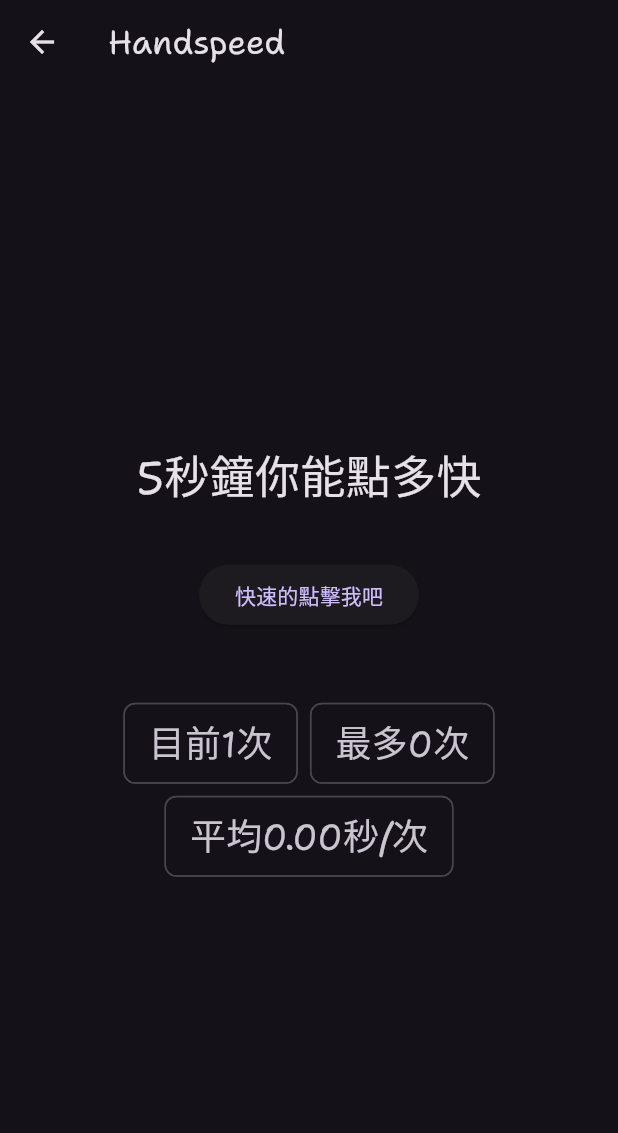
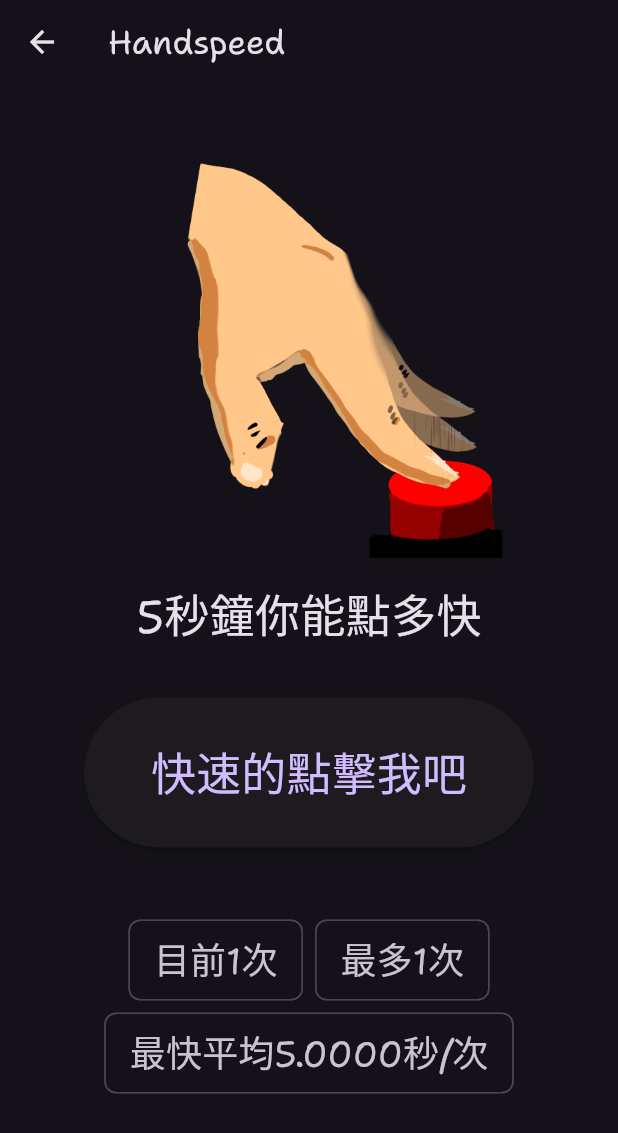
Before and after one commit to XunZhang-anson/website, a Flutter app: the HandspeedPage screen opened by its route, after a tap on "快速的點擊我吧", on a phone screen of 412 x 824 dp. Shown: the top 1133 px of the screen. Run offline on Flutter 3.47's test engine with Material 2 defaults, Android fonts, the phone set to English and light mode, and no system bars; our stand-ins replace animated_text_kit; project files that could hold a hidden picture were left out.

Commit message:
handspeed add image 基本上完成

```diff
--- a/lib/pages/handspeed.dart
+++ b/lib/pages/handspeed.dart
@@ -17,14 +17,28 @@ class _HandspeedPageState extends State<HandspeedPage> {
         appBar: AppBar(
           title: const Text('Handspeed'),
         ),
-      body: Center(
+        body: SingleChildScrollView(
+          child: Center(
+            child: Container(
+              constraints: BoxConstraints(
+                maxWidth: 640.0,
+              ),
+              padding: const EdgeInsets.all(16.0),
               child: Column(
               mainAxisAlignment: MainAxisAlignment.center,
-          children: [
-            const Text('5秒鐘你能點多快',style: TextStyle(fontSize: 30.0)),
+              children: <Widget>[
+                ClipRRect(
+                    child: Image.asset('assets/images/handspeedimage.png',
+                        width: 300, height: 300)),
+                const SizedBox(height: 16.0),
+                const Text('5秒鐘你能點多快', style: TextStyle(fontSize: 30.0)),
                 const SizedBox(height: 32.0),
-            ElevatedButton(
-              child: Text("快速的點擊我吧"),
+                SizedBox(
+                  width: 300,
+                  height: 100,
+                  child: ElevatedButton(
+                  child: Text("快速的點擊我吧",
+                      style: TextStyle(fontSize: 30.0)),
                   onPressed: () {
                     setState(() {
                       if (counter == 0) {
@@ -34,18 +48,20 @@ class _HandspeedPageState extends State<HandspeedPage> {
                         });
                       } else if (counter > 0) {
                         counter++;
-                    if (counter > maxcounter) {
+                      }
+                      if (counter >= maxcounter) {
                           maxcounter = counter;
-                      speed = (5/maxcounter);
-                    }
+                          speed = (5 / maxcounter);
                         }
                     });
                   },
                 ),
+                ),
                 const SizedBox(height: 16.0),
                 if (counter == -1)
                   ElevatedButton(
-                child: Text("重新開始"),
+                    child: Text("重新開始",
+                        style: TextStyle(fontSize: 24.0)),
                     onPressed: () {
                       setState(() {
                         counter = 0;
@@ -65,13 +81,15 @@ class _HandspeedPageState extends State<HandspeedPage> {
                         label: Text('最多${maxcounter}次',
                             style: TextStyle(fontSize: 24.0))),
                     Chip(
-                    label: Text('平均${speed.toStringAsFixed(2)}秒/次',
+                        label: Text('最快平均${speed.toStringAsFixed(4)}秒/次',
                             style: TextStyle(fontSize: 24.0))),
                   ],
                 ),
               ],
             ),
+            )
+
           ),
-    );
+        ));
   }
 }
```
Also changed, not shown: assets/images/handspeedimage.png (added). Lines whose indentation alone changed are shown as unchanged.
